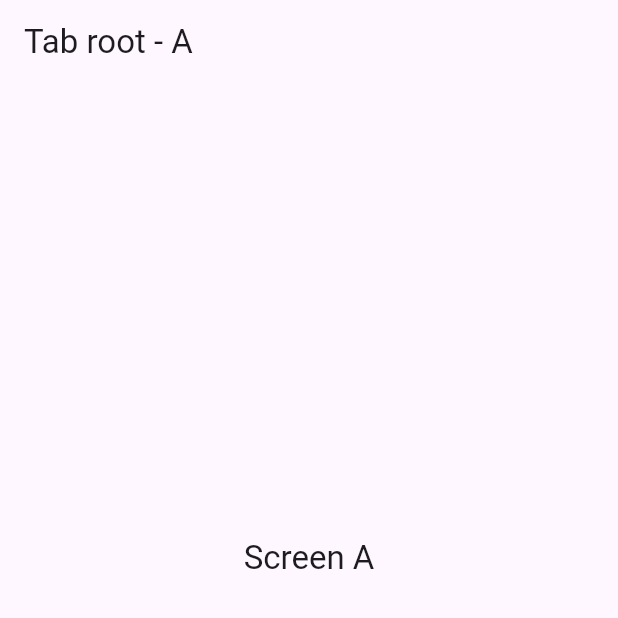
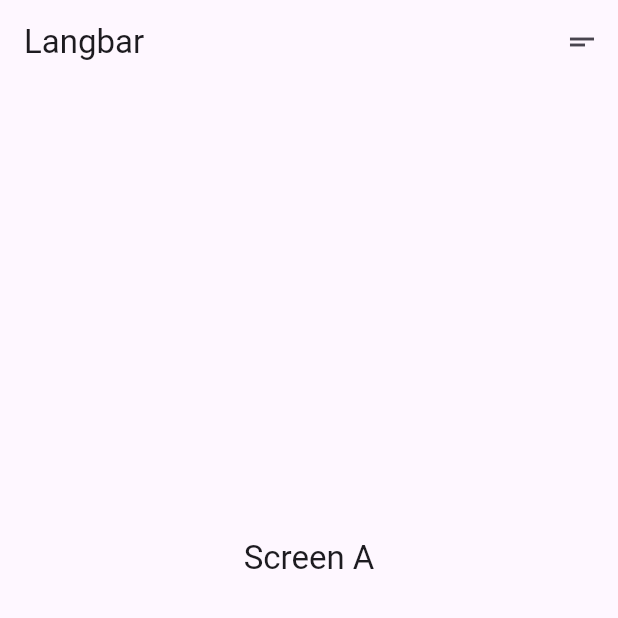
Before and after one commit to hansvdam/natural-language-bar, a Flutter app: the screen it shows after launch, on a phone screen of 412 x 824 dp, the top half of it. Run offline on Flutter 3.47's test engine with Material 2 defaults, Android fonts, the phone set to English and light mode, and no system bars; our stand-ins replace go_router.

Commit message:
added bottom sheet

```diff
--- /dev/null
+++ b/lib/app_bar_stuff.dart
@@ -0,0 +1,38 @@
+import 'package:flutter/material.dart';
+
+
+PreferredSizeWidget createAppBar(
+    Function() showBottomSheet
+    ) {
+  return AppBar(
+    title: const Text('Langbar'),
+    actions:  [
+      _BottomSheetButton(
+        showBottomSheet: showBottomSheet,
+      ),
+    ]
+  );
+}
+
+class _BottomSheetButton extends StatelessWidget {
+  const _BottomSheetButton({
+    required this.showBottomSheet,
+    this.showTooltipBelow = true,
+  });
+
+  final Function showBottomSheet;
+  final bool showTooltipBelow;
+
+  @override
+  Widget build(BuildContext context) {
+    final isBright = Theme.of(context).brightness == Brightness.light;
+    return Tooltip(
+      preferBelow: showTooltipBelow,
+      message: 'Toggle brightness',
+      child: IconButton(
+        icon: const Icon(Icons.short_text_outlined),
+        onPressed: () => showBottomSheet(),
+      ),
+    );
+  }
+}
--- a/lib/main.dart
+++ b/lib/main.dart
@@ -2,6 +2,8 @@ import 'package:flutter/material.dart';
 import 'package:go_router/go_router.dart';
 // ignore: depend_on_referenced_packages
 import 'package:flutter_web_plugins/url_strategy.dart';
+
+import 'app_bar_stuff.dart';
 
 // private navigators
 final _rootNavigatorKey = GlobalKey<NavigatorState>();
@@ -167,6 +169,7 @@ class ScaffoldWithNavigationRail extends StatelessWidget {
   @override
   Widget build(BuildContext context) {
     return Scaffold(
+      // appBar: createAppBar(),
       body: Row(
         children: [
           NavigationRail(
@@ -196,7 +199,7 @@ class ScaffoldWithNavigationRail extends StatelessWidget {
 }
 
 /// Widget for the root/initial pages in the bottom navigation bar.
-class RootScreen extends StatelessWidget {
+class RootScreen extends StatefulWidget {
   /// Creates a RootScreen
   const RootScreen({required this.label, required this.detailsPath, Key? key})
       : super(key: key);
@@ -208,20 +211,52 @@ class RootScreen extends StatelessWidget {
   final String detailsPath;
 
   @override
+  State<RootScreen> createState() => _RootScreenState();
+}
+
+class _RootScreenState extends State<RootScreen> {
+
+  List<Widget> buttonList = <Widget>[
+    IconButton(onPressed: () {}, icon: const Icon(Icons.share_outlined)),
+    IconButton(onPressed: () {}, icon: const Icon(Icons.add)),
+    IconButton(onPressed: () {}, icon: const Icon(Icons.delete_outline)),
+    IconButton(onPressed: () {}, icon: const Icon(Icons.archive_outlined)),
+    IconButton(onPressed: () {}, icon: const Icon(Icons.settings_outlined)),
+    IconButton(onPressed: () {}, icon: const Icon(Icons.favorite_border)),
+  ];
+  @override
   Widget build(BuildContext context) {
     return Scaffold(
-      appBar: AppBar(
-        title: Text('Tab root - $label'),
-      ),
+      appBar: createAppBar(() {
+        showModalBottomSheet<void>(
+          showDragHandle: true,
+          context: context,
+          // TODO: Remove when this is in the framework https://github.com/flutter/flutter/issues/118619
+          constraints: const BoxConstraints(maxWidth: 640),
+          builder: (context) {
+            return SizedBox(
+              height: 150,
+              child: Padding(
+                padding: const EdgeInsets.symmetric(horizontal: 32.0),
+                child: ListView(
+                  shrinkWrap: true,
+                  scrollDirection: Axis.horizontal,
+                  children: buttonList,
+                ),
+              ),
+            );
+          },
+        );
+      }),
       body: Center(
         child: Column(
           mainAxisSize: MainAxisSize.min,
           children: <Widget>[
-            Text('Screen $label',
+            Text('Screen ${widget.label}',
                 style: Theme.of(context).textTheme.titleLarge),
             const Padding(padding: EdgeInsets.all(4)),
             TextButton(
-              onPressed: () => context.go(detailsPath),
+              onPressed: () => context.go(widget.detailsPath),
               child: const Text('View details'),
             ),
           ],
```
